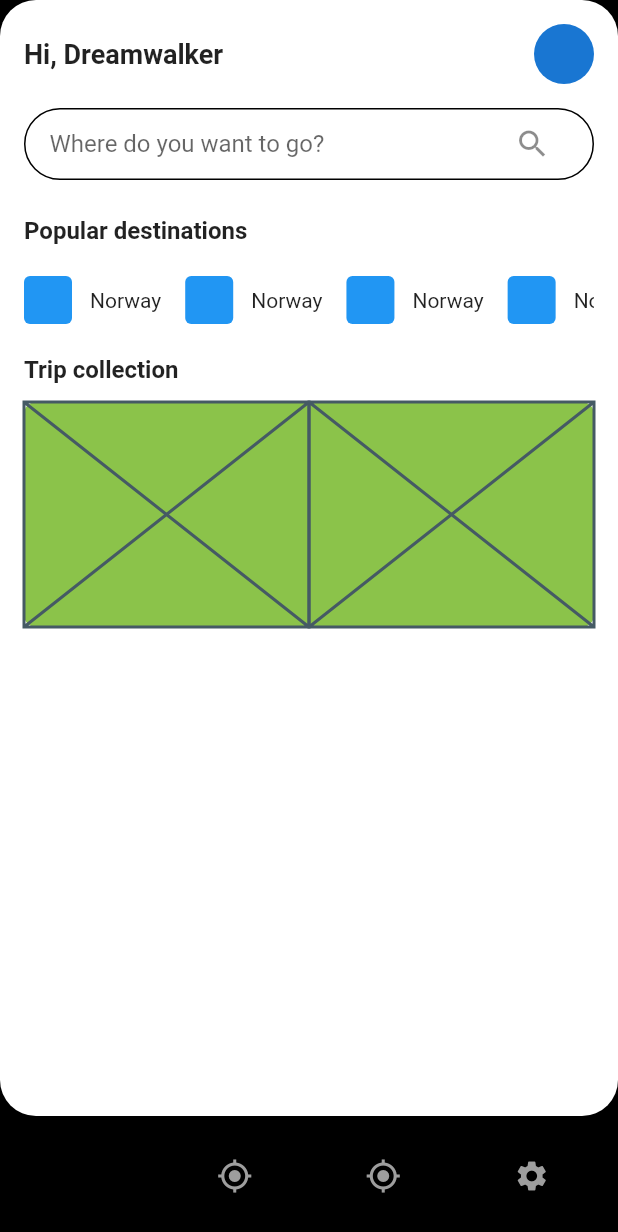
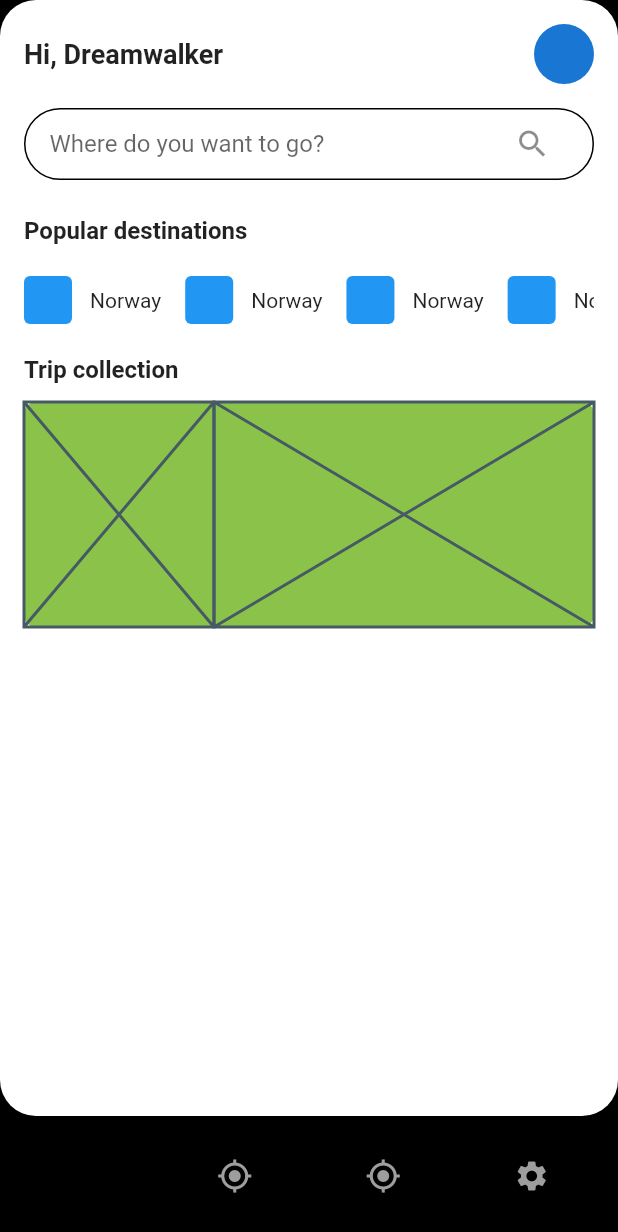
Before and after one commit to JAICHANGPARK/flutter_notebook_18th_story, a Flutter app: the RentalMainPage screen opened by its route, on a phone screen of 412 x 824 dp. Shown: the top 1232 px of the screen. Run offline on Flutter 3.47's test engine with Material 2 defaults, Android fonts, the phone set to English and light mode, and no system bars; our stand-ins replace flutter_riverpod, go_router.

Commit message:
Update rental_main_page.dart

```diff
--- a/lib/ep1051_travel_car_rental_app/src/ui/rental_main_page.dart
+++ b/lib/ep1051_travel_car_rental_app/src/ui/rental_main_page.dart
@@ -127,8 +127,8 @@ class _RentalMainPageState extends State<RentalMainPage> {
                           ),
                           child: Row(
                             children: [
-                              Expanded(child: Placeholder()),
-                              Expanded(child: Placeholder(),)
+                              Expanded(child: Placeholder(), flex: 3,),
+                              Expanded(child: Placeholder(), flex: 6,)
                             ],
                           ),
                         )
```
